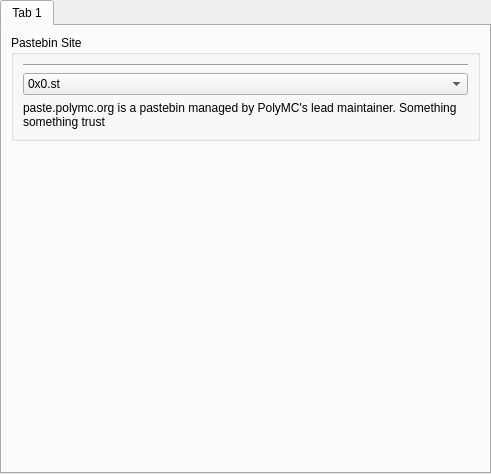
Old version of the form launcher/ui/pages/global/PastePage.ui in the repository FreesmTeam/FreesmLauncher.
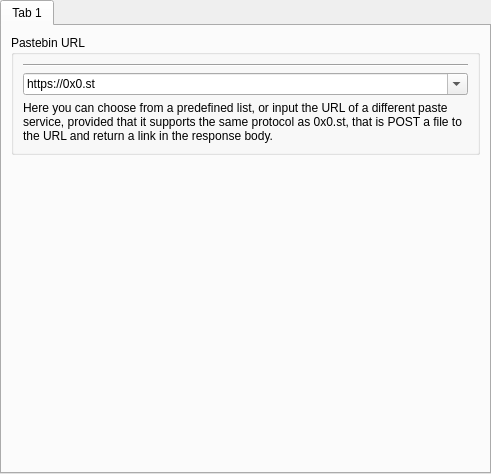
New version of the form.

Commit message:
PasteUpload task changed to use 0x0.st's protocol
- Modified PasteUpload task to upload the log file to 0x0.st and other
  services with the same protocol.

- Modified Paste settings UI to allow the user to select a custom paste
  URL, simplified the settings page code.

The edit to the form file:
```diff
--- a/launcher/ui/pages/global/PastePage.ui
+++ b/launcher/ui/pages/global/PastePage.ui
@@ -36,7 +36,7 @@
        <item>
         <widget class="QGroupBox" name="groupBox_2">
          <property name="title">
-          <string>Pastebin Site</string>
+          <string>Pastebin URL</string>
          </property>
          <layout class="QVBoxLayout" name="verticalLayout_10">
           <item>
@@ -48,9 +48,15 @@
           </item>
           <item>
            <widget class="QComboBox" name="urlChoices">
+            <property name="editable">
+             <bool>true</bool>
+            </property>
+            <property name="insertPolicy">
+             <enum>QComboBox::NoInsert</enum>
+            </property>
             <item>
              <property name="text">
-              <string>0x0.st</string>
+              <string>https://0x0.st</string>
              </property>
             </item>
             <item>
@@ -63,7 +69,7 @@
           <item>
            <widget class="QLabel" name="label">
             <property name="text">
-             <string>&lt;html&gt;&lt;head/&gt;&lt;body&gt;&lt;p&gt;paste.polymc.org is a pastebin managed by PolyMC's lead maintainer. Something something trust&lt;/p&gt;&lt;/body&gt;&lt;/html&gt;</string>
+             <string>&lt;html&gt;&lt;head/&gt;&lt;body&gt;&lt;p&gt;Here you can choose from a predefined list, or input the URL of a different paste service, provided that it supports the same protocol as 0x0.st, that is POST a file to the URL and return a link in the response body.&lt;/p&gt;&lt;/body&gt;&lt;/html&gt;</string>
             </property>
             <property name="textFormat">
              <enum>Qt::RichText</enum>
```
Left out of the diff: 5 changed lines with no effect on the pictures. The commit also changes 8 other files.
